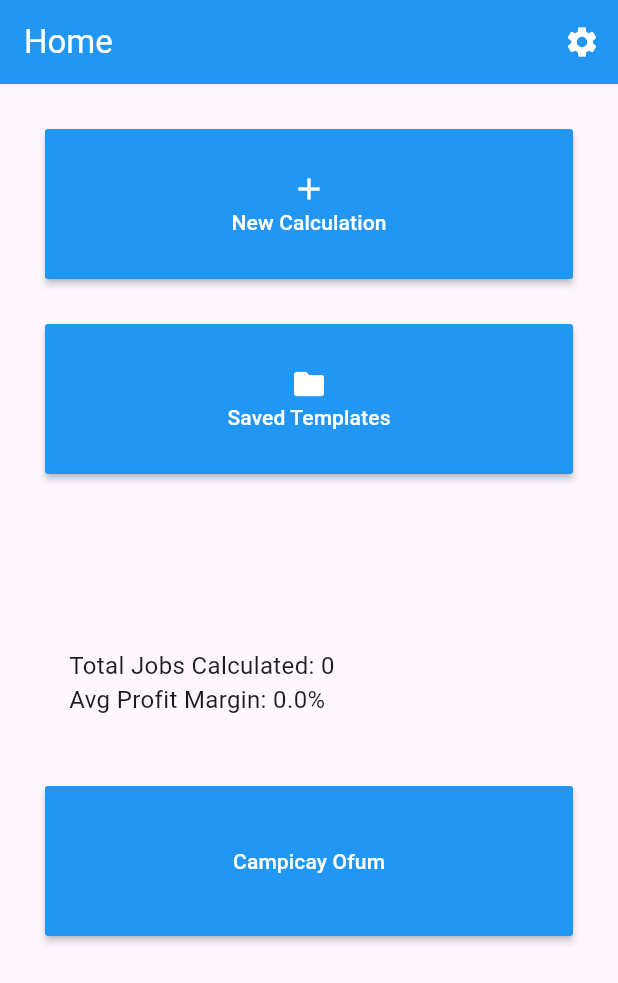
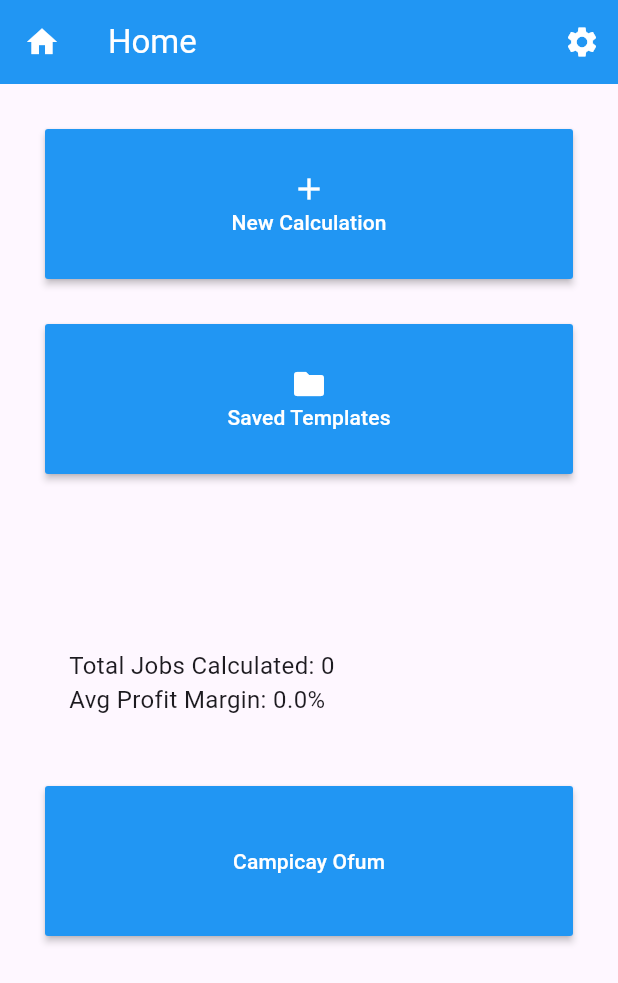
Before and after one commit to MFarih007/TailorCalc, a Flutter app: the screen it shows after launch, on a phone screen of 412 x 824 dp. Shown: the top 983 px of the screen. Run offline on Flutter 3.47's test engine with Material 3 defaults, Android fonts, the phone set to English and light mode, and no system bars; our stand-ins replace flutter_settings_screens, pdf, share_plus, sqflite; accounts and stored records are empty.

Commit message:
fix: fixed message template

```diff
--- a/lib/main.dart
+++ b/lib/main.dart
@@ -86,7 +86,11 @@ class _HomeScreenState extends State<HomeScreen> {
       appBar: AppBar(
         foregroundColor: Colors.white,
         backgroundColor: Colors.blue,
-
+        leading: IconButton(
+          onPressed: () {},
+          icon: const Icon(Icons.home),
+          tooltip: 'Home',
+        ),
         title: Text('Home'),
         actions: [
           IconButton(
--- a/lib/pages/result.dart
+++ b/lib/pages/result.dart
@@ -139,7 +139,7 @@ class _ResultPageState extends State<ResultPage> {
 • Labor + Overhead: ${_formatCurrency(laborTotal + overheadTotal)}
 • Profit (${profitMarginPct.toStringAsFixed(1)}%): ${_formatCurrency(profitAmount)}
 • Suggested Selling Price: ${_formatCurrency(sellingPrice)}
-${preparedBy.isNotEmpty ? '• Prepared by: $preparedBy' : ''}
+• Prepared by: $preparedBy
 • Date: $date
 
 ---
@@ -256,7 +256,7 @@ Generated with $brandName
       final quoteText = _formatQuoteText();
       await Share.share(
         quoteText,
-        subject: 'Tailoring Quote',
+        subject: 'TailorCalc',
       );
     } catch (e) {
       if (mounted) {
--- a/lib/utils/settings_helper.dart
+++ b/lib/utils/settings_helper.dart
@@ -12,7 +12,7 @@ class SettingsHelper {
   static const String defaultCurrency = 'NGN';
   static const double defaultMargin = 20.0;
   static const String defaultBrandName = 'TailorCalc';
-  static const String defaultPreparedBy = '';
+  static const String defaultPreparedBy = 'Tailor';
 
   // Currency symbols map
   static const Map<String, String> currencySymbols = {
```
